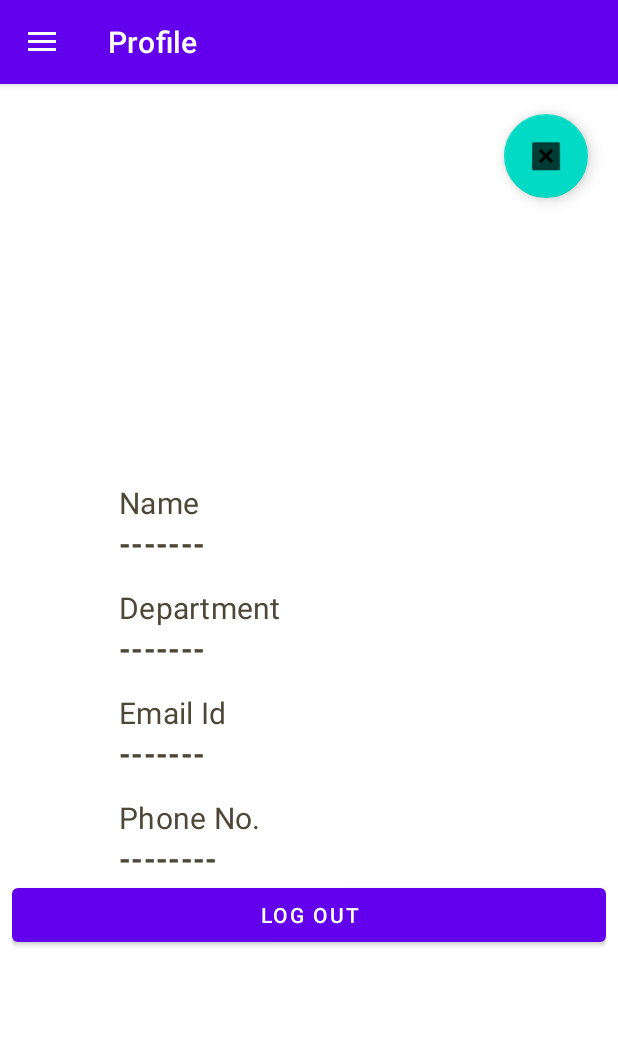
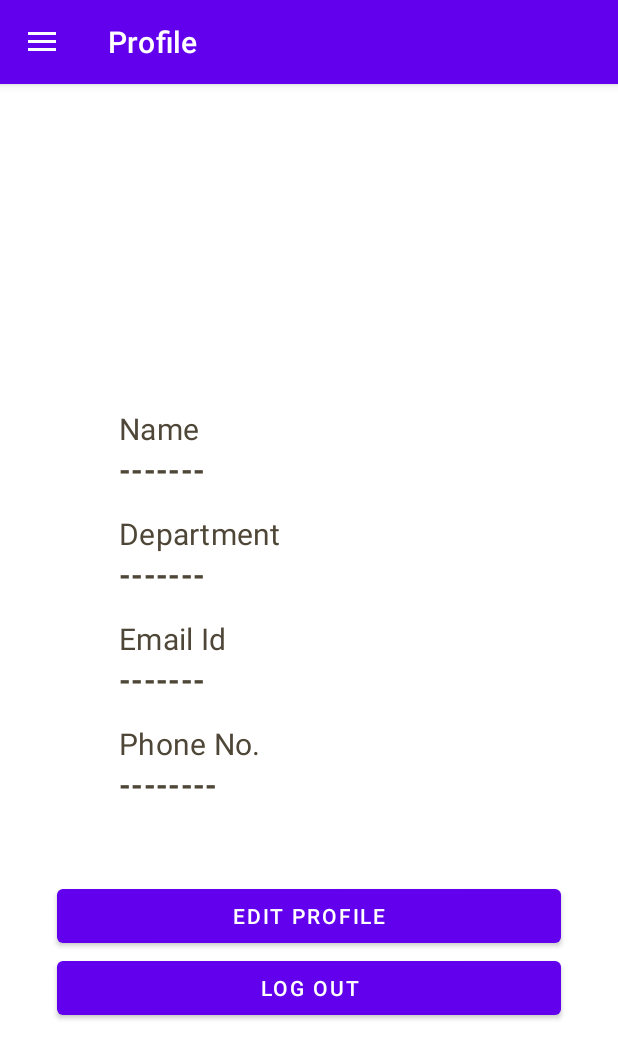
Before and after one commit to saikiaDeep/GrievifyAdmin, an Android app: the screen it shows after launch (StartActivity), in the side drawer, after a tap on "Profile", on a phone screen of 412 x 824 dp. Shown: the top 1059 px of the screen. Run offline under Robolectric (Android 15) with nearby library versions, the phone set to English and light mode, and no system bars; our stand-ins replace navigation-ui; libraries missing offline, so code that uses them is left out: org.eazegraph.lib.

Commit message:
Profile Fragment UI updated

```diff
--- a/app/src/main/java/com/example/grievifyadmin/ui/Profile/ProfileFragment.kt
+++ b/app/src/main/java/com/example/grievifyadmin/ui/Profile/ProfileFragment.kt
@@ -6,6 +6,7 @@ import android.view.LayoutInflater
 import android.view.View
 import android.view.ViewGroup
 import androidx.fragment.app.Fragment
+import com.example.grievifyadmin.StartActivity
 import com.example.grievifyadmin.databinding.FragmentProfileBinding
 
 class ProfileFragment : Fragment() {
@@ -23,7 +24,10 @@ class ProfileFragment : Fragment() {
     ): View {
 
         _binding = FragmentProfileBinding.inflate(inflater, container, false)
-
+        binding.buttonEditProfile.setOnClickListener {
+//            val i= Intent(context,StartActivity::class.java)
+//            startActivity(i)
+        }
         return binding.root
     }
 
--- a/app/src/main/res/layout/fragment_profile.xml
+++ b/app/src/main/res/layout/fragment_profile.xml
@@ -6,23 +6,10 @@
     android:layout_height="match_parent"
     tools:context=".ui.Profile.ProfileFragment">
 
-    <androidx.coordinatorlayout.widget.CoordinatorLayout
-        android:layout_width="match_parent"
-        android:layout_height="match_parent">
-
-
-        <com.google.android.material.floatingactionbutton.FloatingActionButton
-            android:id="@+id/floatingActionButton"
-            android:layout_width="wrap_content"
-            android:layout_height="wrap_content"
-            android:layout_gravity="top|end"
-            android:layout_margin="20dp"
-            android:clickable="true"
-            android:src="@android:drawable/btn_dialog" />
-    </androidx.coordinatorlayout.widget.CoordinatorLayout>
 
 
     <LinearLayout
+        android:id="@+id/defaultLayout"
         android:layout_width="match_parent"
         android:layout_height="wrap_content"
         android:layout_gravity="center"
@@ -176,9 +163,19 @@
 
         </LinearLayout>
         <Button
-            android:id="@+id/button2"
+            android:layout_marginTop="50dp"
+            android:id="@+id/buttonEditProfile"
             android:layout_width="match_parent"
             android:layout_height="wrap_content"
+            android:layout_marginStart="30dp"
+            android:layout_marginEnd="30dp"
+            android:text="Edit Profile" />
+        <Button
+            android:id="@+id/buttonLogOut"
+            android:layout_width="match_parent"
+            android:layout_height="wrap_content"
+            android:layout_marginStart="30dp"
+            android:layout_marginEnd="30dp"
             android:text="Log Out" />
 
 
```
